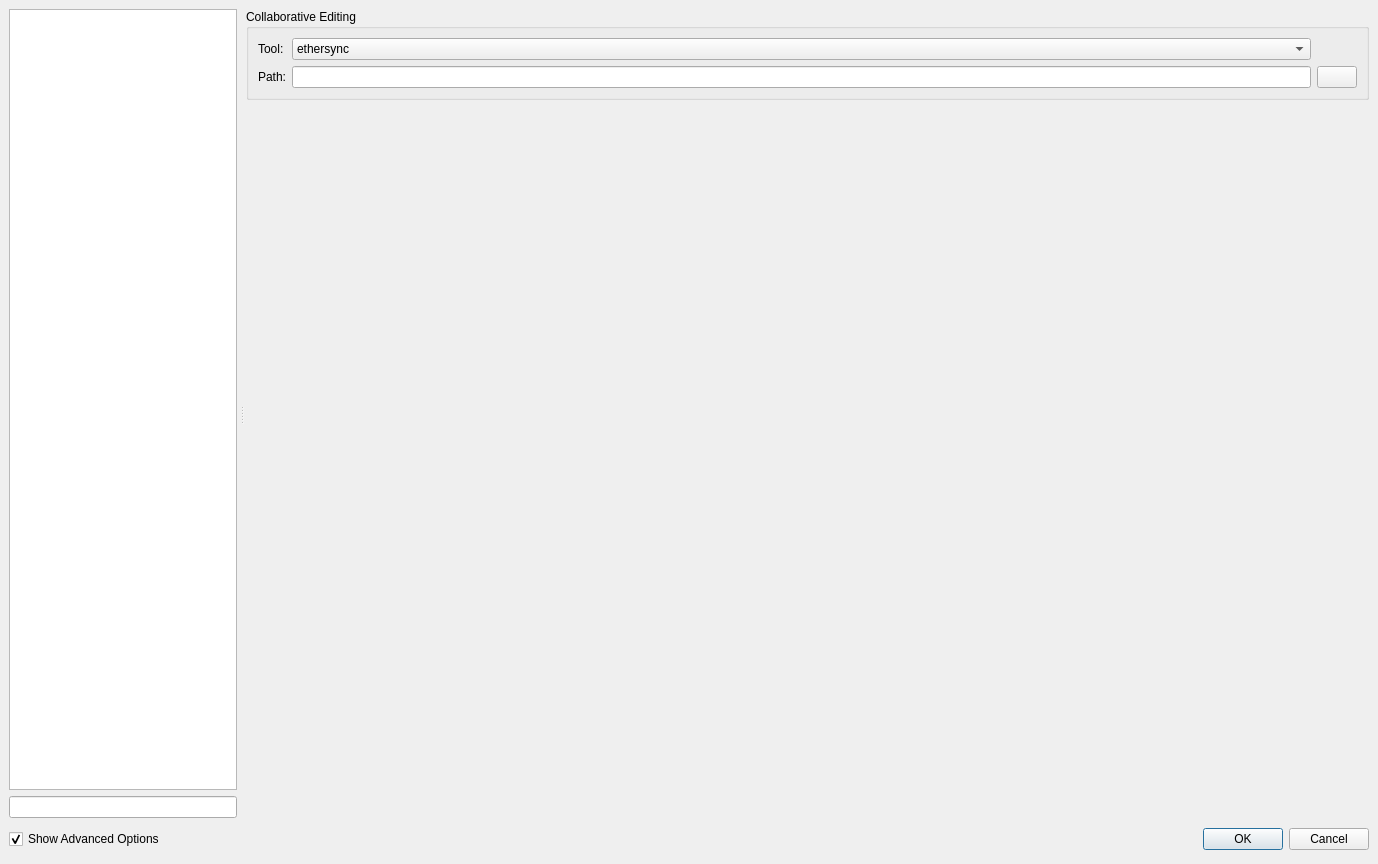
This is src/configdialog.ui in texstudio-org/texstudio as Qt 5 draws it before an edit. The edited form follows.
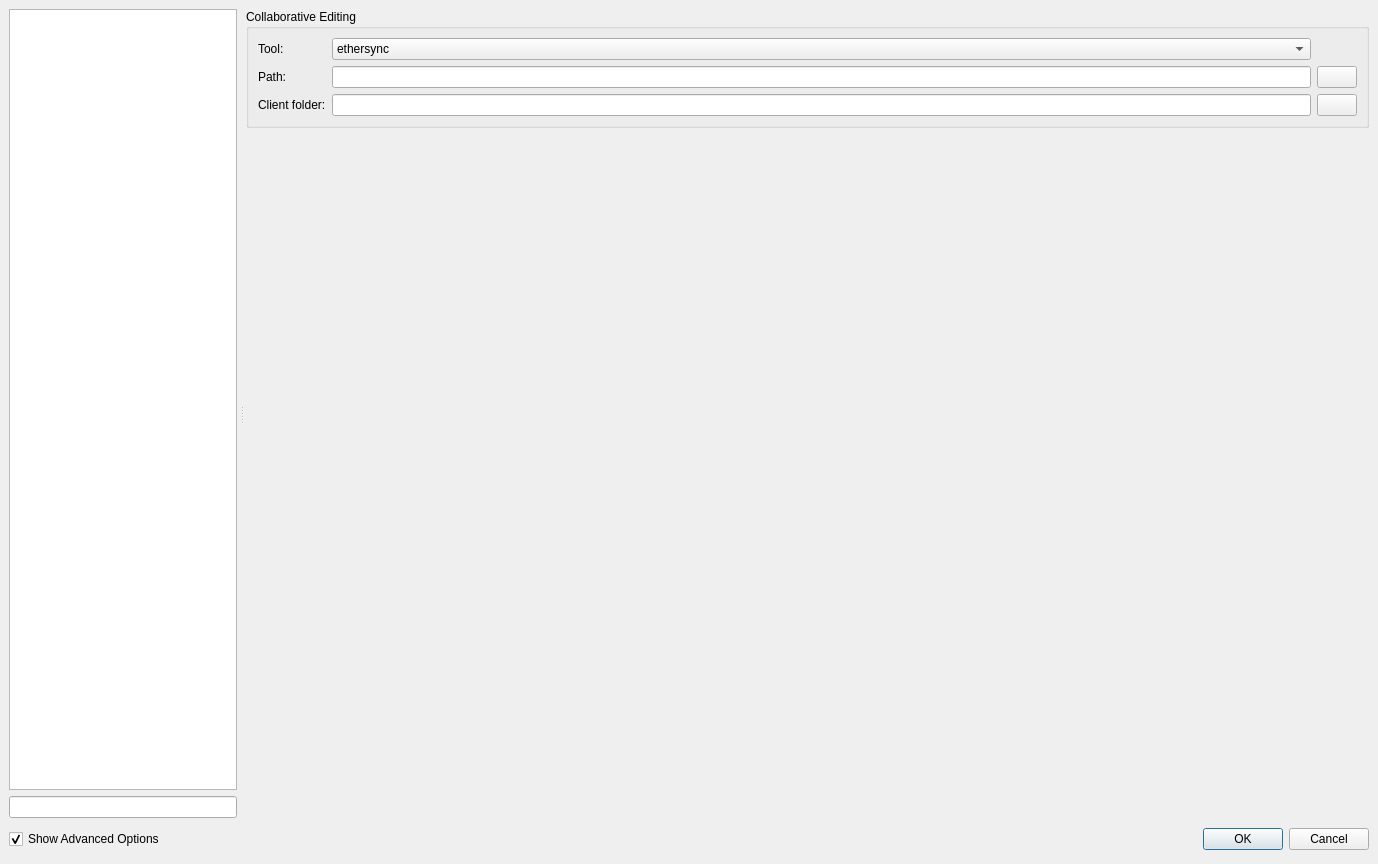
This is the edited form. Icons and pictures are not drawn.

Commit message: work towards starting server/client

Patch:
```diff
--- a/src/configdialog.ui
+++ b/src/configdialog.ui
@@ -137,7 +137,7 @@
                <rect>
                 <x>0</x>
                 <y>0</y>
-                <width>1132</width>
+                <width>823</width>
                 <height>725</height>
                </rect>
               </property>
@@ -3323,7 +3323,7 @@
                <rect>
                 <x>0</x>
                 <y>0</y>
-                <width>1132</width>
+                <width>596</width>
                 <height>995</height>
                </rect>
               </property>
@@ -3993,8 +3993,8 @@
                <rect>
                 <x>0</x>
                 <y>0</y>
-                <width>1146</width>
-                <height>453</height>
+                <width>429</width>
+                <height>274</height>
                </rect>
               </property>
               <layout class="QVBoxLayout" name="verticalLayout_13">
@@ -4269,7 +4269,7 @@
                <rect>
                 <x>0</x>
                 <y>0</y>
-                <width>1132</width>
+                <width>555</width>
                 <height>641</height>
                </rect>
               </property>
@@ -4772,8 +4772,8 @@
                <rect>
                 <x>0</x>
                 <y>0</y>
-                <width>1146</width>
-                <height>453</height>
+                <width>413</width>
+                <height>202</height>
                </rect>
               </property>
               <layout class="QGridLayout">
@@ -5010,7 +5010,7 @@
               <string>Collaborative Editing</string>
              </property>
              <layout class="QGridLayout">
-              <item row="1" column="2">
+              <item row="1" column="3">
                <widget class="QPushButton" name="pbSelectCollaborativeToolPath">
                 <property name="text">
                  <string/>
@@ -5020,13 +5020,6 @@
                 </property>
                </widget>
               </item>
-              <item row="0" column="0">
-               <widget class="QLabel" name="label_86">
-                <property name="text">
-                 <string>Tool:</string>
-                </property>
-               </widget>
-              </item>
               <item row="1" column="0">
                <widget class="QLabel" name="labelFamily_2">
                 <property name="text">
@@ -5034,14 +5027,7 @@
                 </property>
                </widget>
               </item>
-              <item row="1" column="1">
-               <widget class="QLineEdit" name="lineEditCollaborativeToolPath">
-                <property name="editable" stdset="0">
-                 <bool>true</bool>
-                </property>
-               </widget>
-              </item>
-              <item row="0" column="1">
+              <item row="0" column="2">
                <widget class="QComboBox" name="comboBoxCollaborativeTool">
                 <property name="editable">
                  <bool>false</bool>
@@ -5053,6 +5039,40 @@
                 </item>
                </widget>
               </item>
+              <item row="2" column="0">
+               <widget class="QLabel" name="label_92">
+                <property name="text">
+                 <string>Client folder:</string>
+                </property>
+               </widget>
+              </item>
+              <item row="1" column="2">
+               <widget class="QLineEdit" name="lineEditCollaborativeToolPath">
+                <property name="editable" stdset="0">
+                 <bool>true</bool>
+                </property>
+               </widget>
+              </item>
+              <item row="0" column="0">
+               <widget class="QLabel" name="label_86">
+                <property name="text">
+                 <string>Tool:</string>
+                </property>
+               </widget>
+              </item>
+              <item row="2" column="2">
+               <widget class="QLineEdit" name="lineEditCollaborativeClientFolder"/>
+              </item>
+              <item row="2" column="3">
+               <widget class="QPushButton" name="pbSelectClientFolder">
+                <property name="text">
+                 <string/>
+                </property>
+                <property name="icon">
+                 <iconset theme="QIcon::ThemeIcon::FolderOpen"/>
+                </property>
+               </widget>
+              </item>
              </layout>
             </widget>
            </item>
```
The commit also changes 4 other files.
